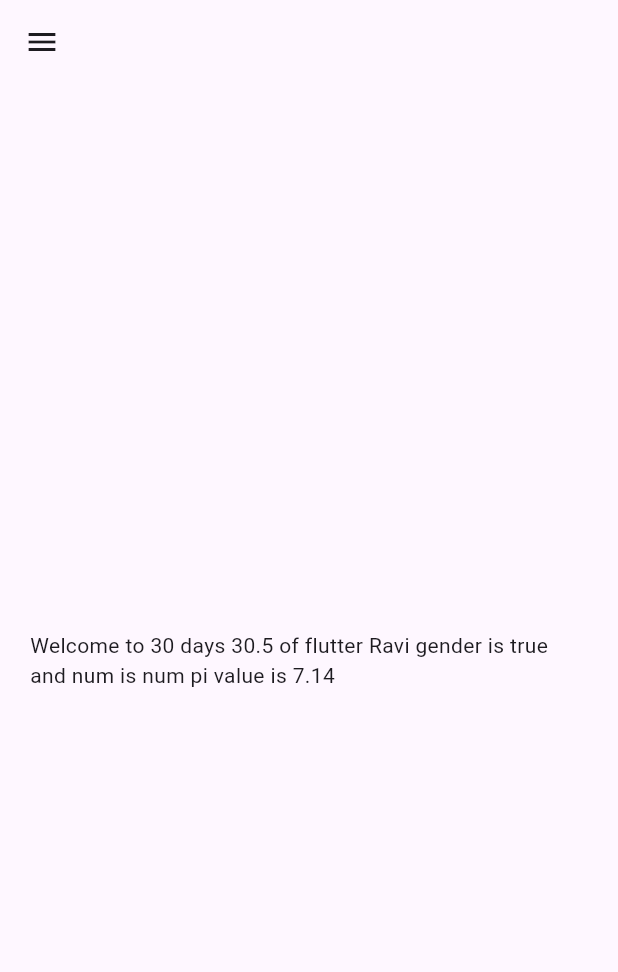
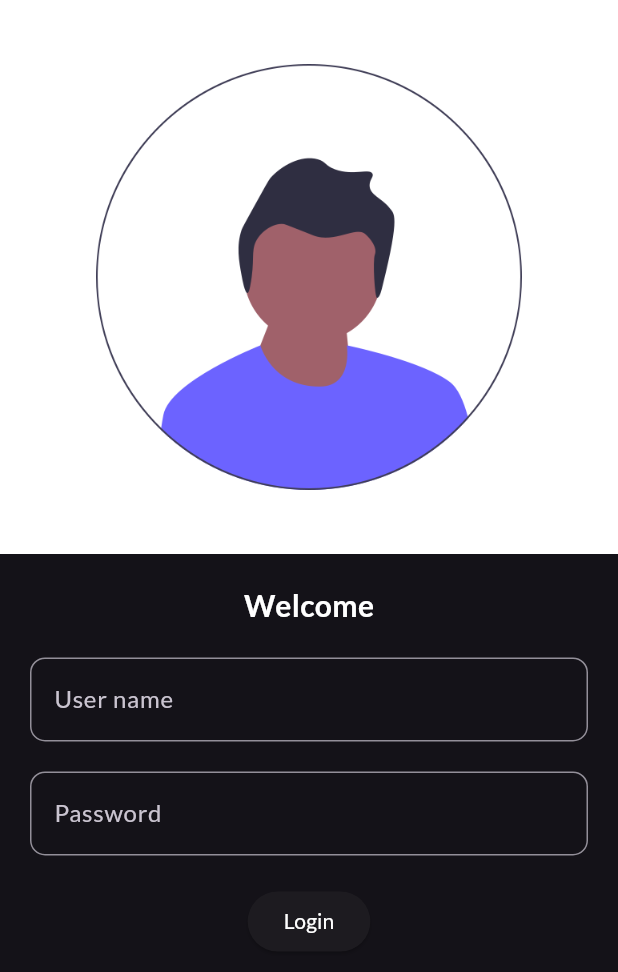
Before and after one commit to raviranjan81/flutter-tutorial-30days, a Flutter app: the screen it shows after launch, on a phone screen of 412 x 824 dp. Shown: the top 972 px of the screen. Run offline on Flutter 3.47's test engine with Material 3 defaults, Android fonts, the phone set to English and light mode, and no system bars; our stand-ins replace google_fonts; statements that could not run were skipped.

Commit message:
Day-3 completed

```diff
--- a/lib/Pages/Home.dart
+++ b/lib/Pages/Home.dart
@@ -1,4 +1,5 @@
 import 'package:flutter/material.dart';
+import 'package:tutorial/Pages/Login.dart';
 
 class Home extends StatelessWidget {
   const Home({super.key});
@@ -10,20 +11,37 @@ class Home extends StatelessWidget {
     final double pi = 7.14;
     final bool isMale = true;
     final num temp = 30.5;
-    return MaterialApp(
-      home: Scaffold(
-        appBar: AppBar(),
-        body: Material(
-          child: Center(
+    return Scaffold(
+      appBar: AppBar(
+        title: Text('Ravi flutter tutorial'),
+      ),
+      body: Column(
+        children: [
+          Center(
               child: Container(
                 padding: EdgeInsets.all(20),
                 child: Text(
                     'Welcome to $days days $temp of flutter $name gender is $isMale and num is $num pi value is $pi '), //string interpolation $name
               ),
             ),
+             ElevatedButton(
+                      onPressed: () {
+                        Navigator.push(
+                          context,
+                          MaterialPageRoute(builder: (context) => Login()),
+                        );
+                      },
+                      child: Text(
+                        'Login',
+                        style: TextStyle(
+                          color: Colors.white,
                         ),
+                      ),
+                    ),
+        ],
+      ),
+
       drawer: Drawer(),
-      ),
     );
   }
 }
--- /dev/null
+++ b/lib/Pages/Login.dart
@@ -0,0 +1,73 @@
+import 'package:flutter/material.dart';
+import 'package:flutter/widgets.dart';
+import 'package:tutorial/Pages/Home.dart';
+
+class Login extends StatelessWidget {
+  const Login({super.key});
+
+  @override
+  Widget build(BuildContext context) {
+    return Material(
+      // color: Colors.deepOrange.shade100,
+      child: Center(
+        child: Column(
+          children: [
+            Image.asset(
+              "assets/img.png",
+              fit: BoxFit.cover,
+            ),
+            SizedBox(
+              height: 20,
+            ),
+            Text(
+              'Welcome',
+              style: TextStyle(
+                  color: Colors.white,
+                  fontSize: 20,
+                  fontWeight: FontWeight.w600),
+            ),
+            Padding(
+                padding: EdgeInsets.all(20),
+                child: Column(
+                  children: [
+                    TextField(
+                      decoration: InputDecoration(
+                          hintText: 'Enter user name',
+                          labelText: "User name",
+                          border: OutlineInputBorder(
+                              borderRadius: BorderRadius.circular(10))),
+                     ),
+                     SizedBox(height: 20,),
+                     TextField(
+                      obscureText: true,
+                      decoration: InputDecoration(
+                        hintText: 'Enter your password',
+                        labelText: 'Password',
+                        border: OutlineInputBorder(
+                          borderRadius: BorderRadius.circular(10)
+                        ),
+                      ),
+                     ),
+                     SizedBox(height: 20,),
+                   ElevatedButton(
+                      onPressed: () {
+                        Navigator.push(
+                          context,
+                          MaterialPageRoute(builder: (context) => Home()),
+                        );
+                      },
+                      child: Text(
+                        'Login',
+                        style: TextStyle(
+                          color: Colors.white,
+                        ),
+                      ),
+                    ),
+                  ],
+                ))
+          ],
+        ),
+      ),
+    );
+  }
+}
--- a/lib/main.dart
+++ b/lib/main.dart
@@ -1,5 +1,8 @@
 import 'package:flutter/material.dart';
+import 'package:google_fonts/google_fonts.dart';
 import 'package:tutorial/Pages/Home.dart';
+import 'package:tutorial/Pages/Login.dart';
+
 
 void main() {
   runApp(MyApp());
@@ -9,6 +12,31 @@ class MyApp extends StatelessWidget {
   const MyApp({super.key});
   @override
   Widget build(BuildContext context) {
-    return Home();
+    //context: peace of information
+    bringVegitable(
+      isThala: true,
+      rupees: 100,
+    );
+    return MaterialApp(
+      // home: Home(),
+      themeMode: ThemeMode.dark,
+      darkTheme: ThemeData(
+        primaryColor: Colors.deepPurple,
+        brightness: Brightness.dark,
+        // primaryTextTheme: GoogleFonts.latoTextTheme(),
+        fontFamily: GoogleFonts.lato().fontFamily,
+      ),
+      initialRoute: '/login',
+      routes: {
+        "/": (context) => Login(),
+        "/home": (context) => Home(),
+        "/login": (context) => Login(),
+        // "/contact": (context) => Contact(),
+      },
+    );
+  }
+
+  bringVegitable({@required isThala = false, int rupees = 100}) {
+    return Text("Vegitable is $isThala and price is $rupees");
   }
 }
```
Also changed, not shown: pubspec.yaml (+4 -3 lines), assets/img.png (added), pubspec.lock, 1 other file. Lines whose indentation alone changed are shown as unchanged.
